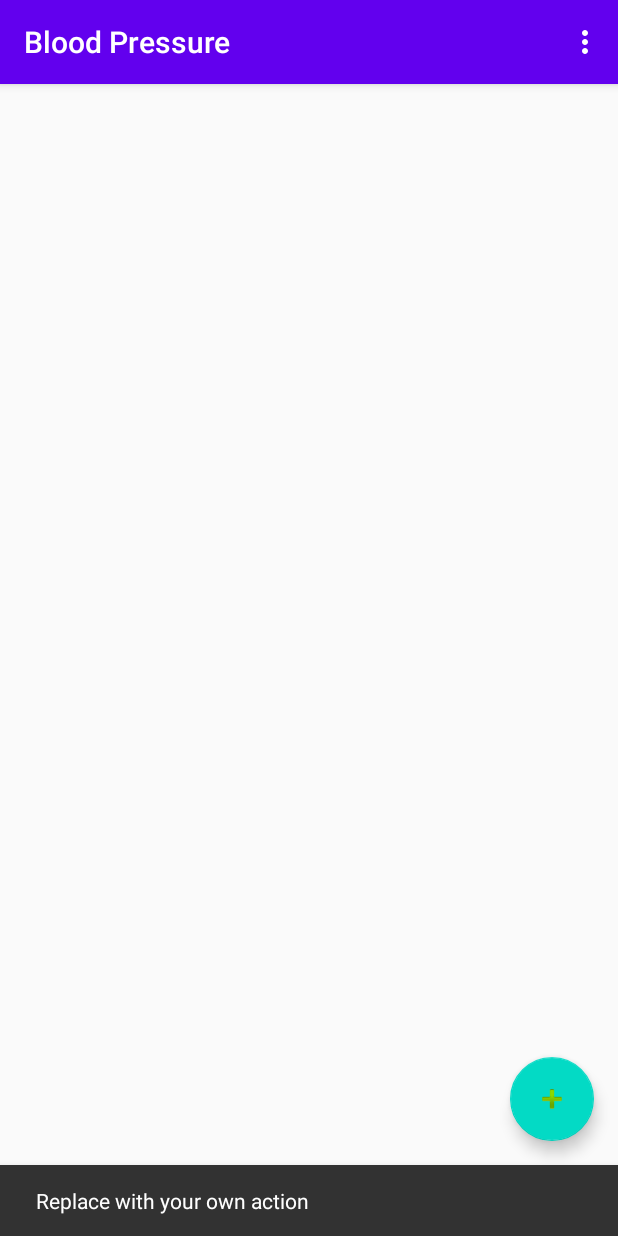
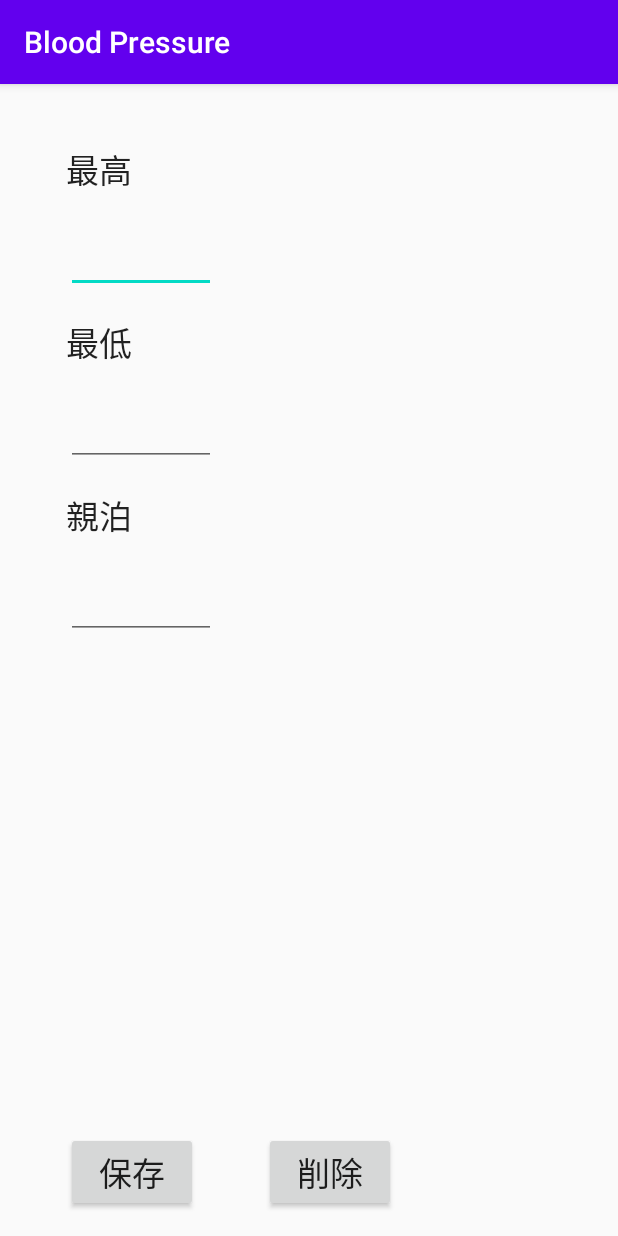
Before and after one commit to yongwoon/balnk, an Android app: the screen it shows after launch (MainActivity before the commit, EditActivity after it), after a tap on an icon or button, on a phone screen of 412 x 824 dp. Run offline under Robolectric (Android 15) with nearby library versions, the phone set to English and light mode, and no system bars; libraries missing offline, so code that uses them is left out: io.realm, io.realm.kotlin; 5 statements that could not run were skipped.

```diff
--- a/BloodPressure/app/src/main/AndroidManifest.xml
+++ b/BloodPressure/app/src/main/AndroidManifest.xml
@@ -10,6 +10,7 @@
         android:roundIcon="@mipmap/ic_launcher_round"
         android:supportsRtl="true"
         android:theme="@style/AppTheme">
+        <activity android:name=".EditActivity"></activity>
         <activity
             android:name=".MainActivity"
             android:label="@string/app_name"
--- /dev/null
+++ b/BloodPressure/app/src/main/java/com/example/yongwoon/bloodpressure/EditActivity.kt
@@ -0,0 +1,58 @@
+package com.example.yongwoon.bloodpressure
+
+import androidx.appcompat.app.AppCompatActivity
+import android.os.Bundle
+import android.widget.Toast
+import io.realm.Realm
+import io.realm.kotlin.createObject
+import io.realm.kotlin.where
+import kotlinx.android.synthetic.main.activity_edit.*
+import java.util.*
+
+
+class EditActivity : AppCompatActivity() {
+    private val tag = "BloodPressure"
+    private lateinit var realm: Realm
+
+    override fun onCreate(savedInstanceState: Bundle?) {
+        super.onCreate(savedInstanceState)
+        setContentView(R.layout.activity_edit)
+        realm = Realm.getDefaultInstance()
+
+        saveBtn.setOnClickListener{
+            var max: Long = 0
+            var min: Long = 0
+            var pulse: Long = 0
+
+            if(!maxEdit.text.isNullOrEmpty()) {
+                max = maxEdit.text.toString().toLong()
+            }
+
+            if(!minEdit.text.isNullOrEmpty()) {
+                min = minEdit.text.toString().toLong()
+            }
+
+            if(!pulseEdit.text.isNullOrEmpty()) {
+                pulse = pulseEdit.text.toString().toLong()
+            }
+
+            realm.executeTransaction {
+                val maxId = realm.where<BloodPress>().max("id")
+                val nextId = (maxId?.toLong() ?: 0L) + 1L
+                val bloodPress = realm.createObject<BloodPress>(nextId)
+                bloodPress.dateTime = Date()
+                bloodPress.max = max
+                bloodPress.min = min
+                bloodPress.pulse = pulse
+            }
+
+            Toast.makeText(applicationContext, "保存しました", Toast.LENGTH_SHORT).show()
+            finish()
+        }
+    }
+
+    override fun onDestroy() {
+        super.onDestroy()
+        realm.close()
+    }
+}
--- a/BloodPressure/app/src/main/java/com/example/yongwoon/bloodpressure/MainActivity.kt
+++ b/BloodPressure/app/src/main/java/com/example/yongwoon/bloodpressure/MainActivity.kt
@@ -1,24 +1,33 @@
 package com.example.yongwoon.bloodpressure
 
+import android.content.Intent
 import android.os.Bundle
 import com.google.android.material.snackbar.Snackbar
 import androidx.appcompat.app.AppCompatActivity
 import android.view.Menu
 import android.view.MenuItem
+import io.realm.Realm
 
 import kotlinx.android.synthetic.main.activity_main.*
 
 class MainActivity : AppCompatActivity() {
+    private lateinit var realm: Realm
 
     override fun onCreate(savedInstanceState: Bundle?) {
         super.onCreate(savedInstanceState)
         setContentView(R.layout.activity_main)
         setSupportActionBar(toolbar)
+        realm = Realm.getDefaultInstance()
 
         fab.setOnClickListener { view ->
-            Snackbar.make(view, "Replace with your own action", Snackbar.LENGTH_LONG)
-                    .setAction("Action", null).show()
+            var intent = Intent(this, EditActivity::class.java)
+            startActivity(intent)
         }
+    }
+
+    override fun onDestroy() {
+        super.onDestroy()
+        realm.close()
     }
 
     override fun onCreateOptionsMenu(menu: Menu): Boolean {
--- /dev/null
+++ b/BloodPressure/app/src/main/res/layout/activity_edit.xml
@@ -0,0 +1,111 @@
+<?xml version="1.0" encoding="utf-8"?>
+<androidx.constraintlayout.widget.ConstraintLayout xmlns:android="http://schemas.android.com/apk/res/android"
+    xmlns:app="http://schemas.android.com/apk/res-auto"
+    xmlns:tools="http://schemas.android.com/tools"
+    android:layout_width="match_parent"
+    android:layout_height="match_parent"
+    tools:context=".EditActivity">
+
+    <Button
+        android:id="@+id/saveBtn"
+        android:layout_width="wrap_content"
+        android:layout_height="wrap_content"
+        android:layout_marginStart="44dp"
+        android:layout_marginLeft="44dp"
+        android:layout_marginBottom="16dp"
+        android:text="@string/save_text"
+        android:textAppearance="@style/TextAppearance.AppCompat.Large"
+        app:layout_constraintBottom_toBottomOf="parent"
+        app:layout_constraintStart_toStartOf="parent" />
+
+    <Button
+        android:id="@+id/deleteBtn"
+        android:layout_width="wrap_content"
+        android:layout_height="wrap_content"
+        android:layout_marginStart="44dp"
+        android:layout_marginLeft="44dp"
+        android:layout_marginBottom="16dp"
+        android:text="@string/delete_text"
+        android:textAppearance="@style/TextAppearance.AppCompat.Large"
+        app:layout_constraintBottom_toBottomOf="parent"
+        app:layout_constraintStart_toEndOf="@+id/saveBtn" />
+
+    <TextView
+        android:id="@+id/textView1"
+        android:layout_width="wrap_content"
+        android:layout_height="wrap_content"
+        android:layout_marginStart="44dp"
+        android:layout_marginLeft="44dp"
+        android:layout_marginTop="40dp"
+        android:text="@string/max_text"
+        android:textAppearance="@style/TextAppearance.AppCompat.Large"
+        app:layout_constraintStart_toStartOf="parent"
+        app:layout_constraintTop_toTopOf="parent" />
+
+    <TextView
+        android:id="@+id/textView2"
+        android:layout_width="wrap_content"
+        android:layout_height="wrap_content"
+        android:layout_marginStart="44dp"
+        android:layout_marginLeft="44dp"
+        android:layout_marginTop="16dp"
+        android:text="@string/min_text"
+        android:textAppearance="@style/TextAppearance.AppCompat.Large"
+        app:layout_constraintStart_toStartOf="parent"
+        app:layout_constraintTop_toBottomOf="@+id/maxEdit" />
+
+    <TextView
+        android:id="@+id/textView3"
+        android:layout_width="wrap_content"
+        android:layout_height="wrap_content"
+        android:layout_marginStart="44dp"
+        android:layout_marginLeft="44dp"
+        android:layout_marginTop="16dp"
+        android:text="@string/pulse_text"
+        android:textAppearance="@style/TextAppearance.AppCompat.Large"
+        app:layout_constraintStart_toStartOf="parent"
+        app:layout_constraintTop_toBottomOf="@+id/minEdit" />
+
+    <EditText
+        android:id="@+id/maxEdit"
+        android:layout_width="100dp"
+        android:layout_height="wrap_content"
+        android:layout_marginStart="44dp"
+        android:layout_marginLeft="44dp"
+        android:layout_marginTop="16dp"
+        android:ems="10"
+        android:gravity="right"
+        android:inputType="number"
+        android:textAppearance="@style/TextAppearance.AppCompat.Large"
+        app:layout_constraintStart_toStartOf="parent"
+        app:layout_constraintTop_toBottomOf="@+id/textView1" />
+
+    <EditText
+        android:id="@+id/minEdit"
+        android:layout_width="100dp"
+        android:layout_height="wrap_content"
+        android:layout_marginStart="44dp"
+        android:layout_marginLeft="44dp"
+        android:layout_marginTop="16dp"
+        android:ems="10"
+        android:gravity="right"
+        android:inputType="number"
+        android:textAppearance="@style/TextAppearance.AppCompat.Large"
+        app:layout_constraintStart_toStartOf="parent"
+        app:layout_constraintTop_toBottomOf="@+id/textView2" />
+
+    <EditText
+        android:id="@+id/pulseEdit"
+        android:layout_width="100dp"
+        android:layout_height="wrap_content"
+        android:layout_marginStart="44dp"
+        android:layout_marginLeft="44dp"
+        android:layout_marginTop="16dp"
+        android:ems="10"
+        android:gravity="right"
+        android:inputType="number"
+        android:textAppearance="@style/TextAppearance.AppCompat.Large"
+        app:layout_constraintStart_toStartOf="parent"
+        app:layout_constraintTop_toBottomOf="@+id/textView3" />
+
+</androidx.constraintlayout.widget.ConstraintLayout>
--- a/BloodPressure/app/src/main/res/values/strings.xml
+++ b/BloodPressure/app/src/main/res/values/strings.xml
@@ -9,4 +9,9 @@
 
     <string name="hello_first_fragment">Hello first fragment</string>
     <string name="hello_second_fragment">Hello second fragment. Arg: %1$s</string>
+    <string name="max_text">最高</string>
+    <string name="min_text">最低</string>
+    <string name="save_text">保存</string>
+    <string name="delete_text">削除</string>
+    <string name="pulse_text">親泊</string>
 </resources>
```
